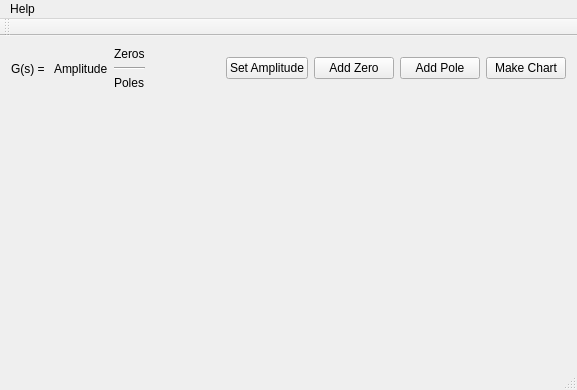
The window that GRAPH/mainwindow.ui (dawidholka/BodePlot) describes before a commit, drawn with Qt 5.
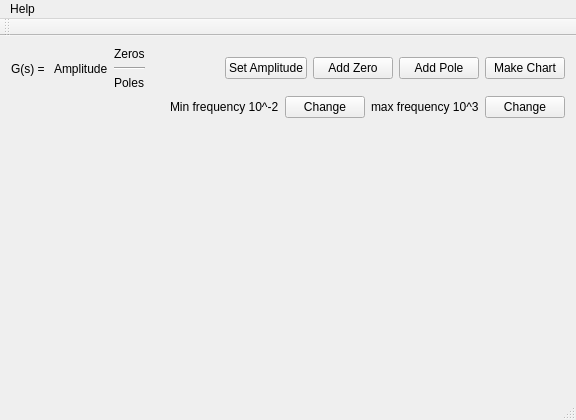
The same window after the commit.

Patch:
```diff
--- a/GRAPH/mainwindow.ui
+++ b/GRAPH/mainwindow.ui
@@ -6,8 +6,8 @@
    <rect>
     <x>0</x>
     <y>0</y>
-    <width>577</width>
-    <height>390</height>
+    <width>576</width>
+    <height>420</height>
    </rect>
   </property>
   <property name="windowTitle">
@@ -99,6 +99,51 @@
       </item>
      </layout>
     </item>
+    <item>
+     <layout class="QHBoxLayout" name="horizontalLayout">
+      <item>
+       <spacer name="horizontalSpacer_3">
+        <property name="orientation">
+         <enum>Qt::Horizontal</enum>
+        </property>
+        <property name="sizeHint" stdset="0">
+         <size>
+          <width>40</width>
+          <height>20</height>
+         </size>
+        </property>
+       </spacer>
+      </item>
+      <item>
+       <widget class="QLabel" name="label">
+        <property name="text">
+         <string>Min frequency 10^-2</string>
+        </property>
+       </widget>
+      </item>
+      <item>
+       <widget class="QPushButton" name="pushButton">
+        <property name="text">
+         <string>Change</string>
+        </property>
+       </widget>
+      </item>
+      <item>
+       <widget class="QLabel" name="label_2">
+        <property name="text">
+         <string>max frequency 10^3</string>
+        </property>
+       </widget>
+      </item>
+      <item>
+       <widget class="QPushButton" name="pushButton_2">
+        <property name="text">
+         <string>Change</string>
+        </property>
+       </widget>
+      </item>
+     </layout>
+    </item>
     <item>
      <layout class="QHBoxLayout" name="zerospolesLayout">
       <item>
@@ -142,7 +187,7 @@
     <rect>
      <x>0</x>
      <y>0</y>
-     <width>577</width>
+     <width>576</width>
      <height>21</height>
     </rect>
    </property>
```
